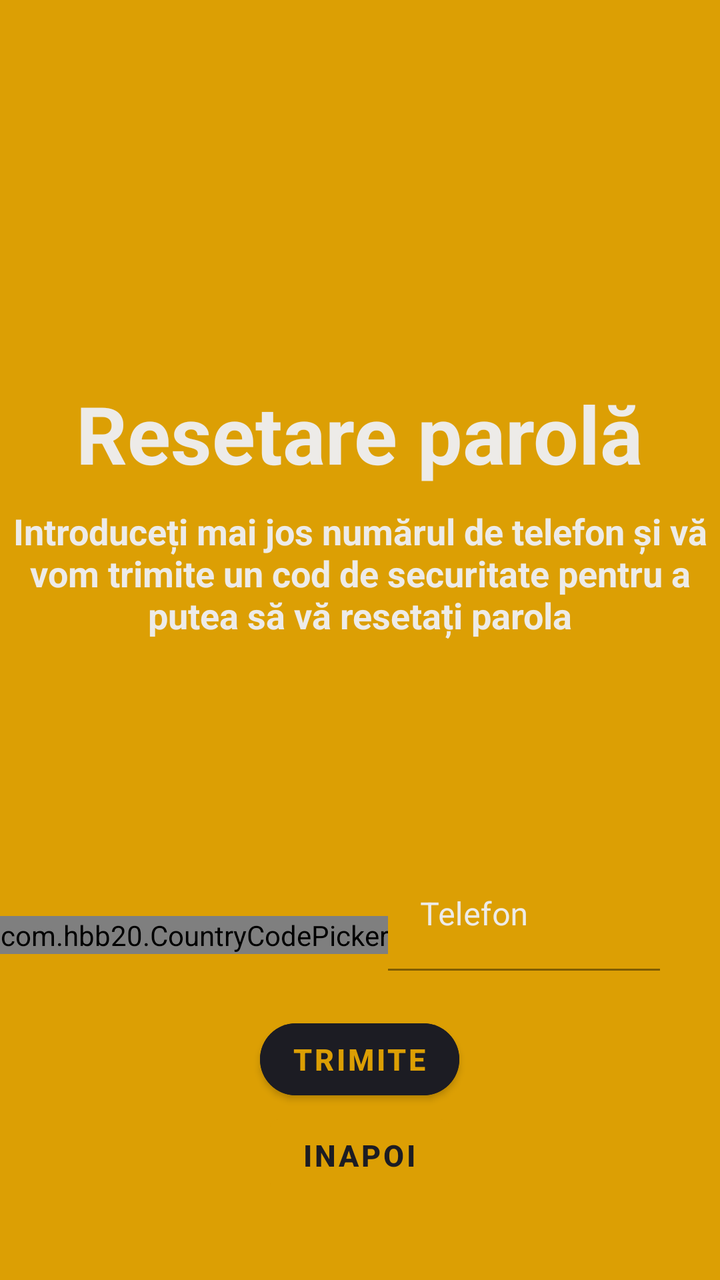
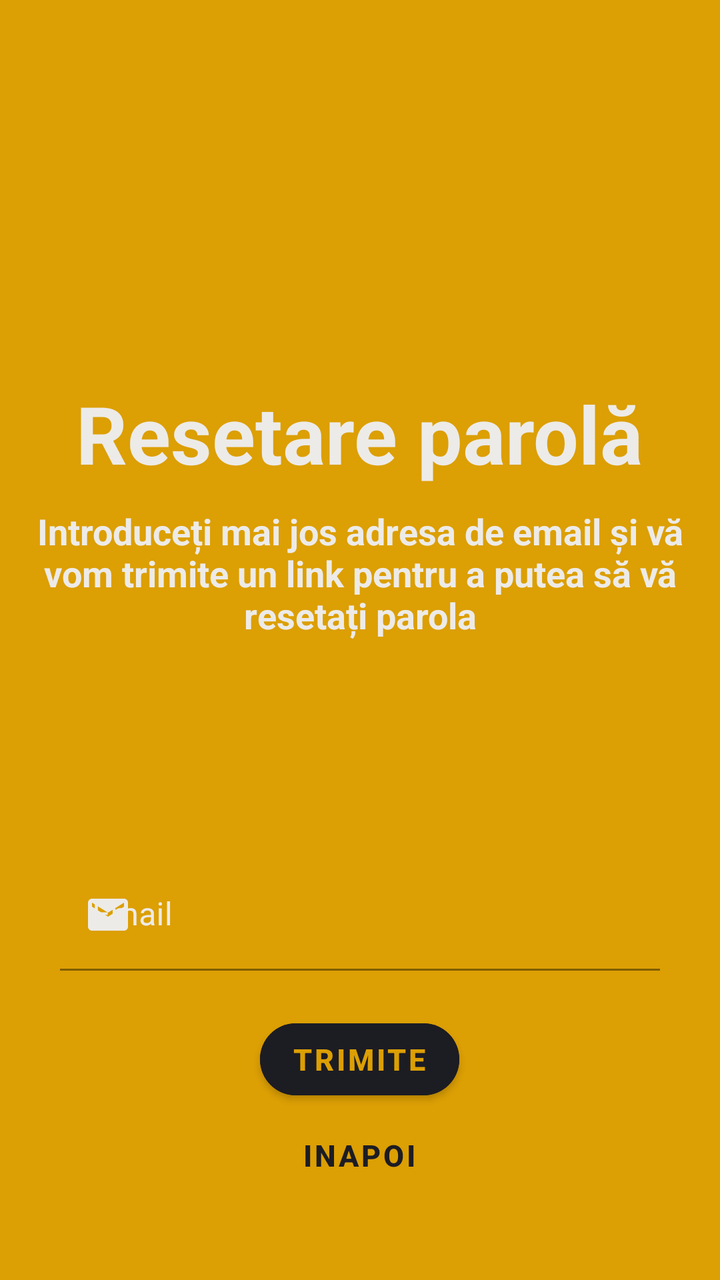

An Android layout rendered at two revisions. The XML below is the earlier revision; the diff shows what the commit changed to produce the second picture.
<!-- AndroidManifest.xml: application theme Theme.Login -->
<!-- res/layout/fragment_forgot_password.xml -->
<?xml version="1.0" encoding="utf-8"?>
<RelativeLayout xmlns:android="http://schemas.android.com/apk/res/android"
    xmlns:app="http://schemas.android.com/apk/res-auto"
    xmlns:tools="http://schemas.android.com/tools"
    android:layout_width="match_parent"
    android:layout_height="match_parent"
    android:background="@color/darkYellow"
    tools:context=".ForgotPasswordFragment">

    <TextView
        android:id="@+id/forgotPasswordTextView"
        android:layout_width="wrap_content"
        android:layout_height="wrap_content"
        android:layout_centerHorizontal="true"
        android:layout_marginTop="190dp"
        android:layout_marginBottom="10dp"
        android:text="Resetare parolă"
        android:textColor="@color/desertStorm"
        android:textSize="40sp"
        android:textStyle="bold" />

    <TextView
        android:id="@+id/descriptionTextView"
        android:layout_width="wrap_content"
        android:layout_height="wrap_content"
        android:layout_below="@id/forgotPasswordTextView"
        android:layout_marginBottom="10dp"
        android:text="Introduceți mai jos numărul de telefon și vă vom trimite un cod de securitate pentru a putea să vă resetați parola"
        android:textAlignment="center"
        android:textColor="@color/desertStorm"
        android:textSize="18sp"
        android:textStyle="bold" />

    <LinearLayout
        android:id="@+id/phone"
        android:layout_width="match_parent"
        android:layout_height="wrap_content"
        android:layout_below="@id/descriptionTextView"
        android:layout_marginTop="100dp"

        android:gravity="center_vertical">

        <com.hbb20.CountryCodePicker
            android:id="@+id/ccp"
            android:layout_width="wrap_content"
            android:layout_height="wrap_content"
            app:ccpDialog_backgroundColor="@color/black"
            app:ccpDialog_fastScroller_bubbleColor="@color/desertStorm"
            app:ccpDialog_fastScroller_bubbleTextAppearance="@style/bubbleText"
            app:ccpDialog_fastScroller_handleColor="@color/desertStorm"
            app:ccpDialog_showCloseIcon="true"
            app:ccpDialog_textColor="@color/desertStorm"
            app:ccp_autoDetectCountry="true"
            app:ccp_autoFormatNumber="true"
            app:ccp_countryPreference="ro"
            app:ccp_defaultNameCode="ro"
            app:ccp_showNameCode="false" />

        <com.google.android.material.textfield.TextInputLayout
            android:id="@+id/forgotPasswordPhone"
            android:layout_width="match_parent"
            android:layout_height="wrap_content"
            android:layout_marginRight="30dp"
            android:backgroundTint="@color/desertStorm"
            android:hint="Telefon"
            android:textColor="@color/desertStorm"
            android:textColorHint="@color/desertStorm"
            android:textSize="15sp"
            app:errorEnabled="true">

            <com.google.android.material.textfield.TextInputEditText
                android:layout_width="match_parent"
                android:layout_height="wrap_content"
                android:background="@color/darkYellow"
                android:inputType="phone" />

        </com.google.android.material.textfield.TextInputLayout>
    </LinearLayout>

    <Button
        android:id="@+id/submitButton"
        android:layout_width="wrap_content"
        android:layout_height="wrap_content"
        android:layout_below="@id/phone"
        android:layout_centerHorizontal="true"
        android:backgroundTint="@color/blackRussian"
        android:text="Trimite"
        android:textColor="@color/darkYellow"
        android:textSize="15sp"
        android:textStyle="bold"
        app:cornerRadius="20dp" />

    <Button
        android:id="@+id/backToLogin"
        android:layout_width="wrap_content"
        android:layout_height="wrap_content"
        android:layout_below="@id/submitButton"
        android:layout_centerHorizontal="true"
        android:backgroundTint="@color/darkYellow"
        android:outlineSpotShadowColor="@color/darkYellow"
        android:text="INAPOI"
        android:textColor="@color/blackRussian"
        android:textSize="15sp"
        android:textStyle="bold" />

    <TextView
        android:id="@+id/Test"
        android:layout_width="wrap_content"
        android:layout_height="wrap_content"
        android:layout_below="@id/backToLogin"
        android:layout_centerHorizontal="true"
        android:layout_marginBottom="10dp"
        android:textAlignment="center"
        android:textColor="@color/desertStorm"
        android:textSize="18sp"
        android:textStyle="bold" />

</RelativeLayout>
<!-- resources referenced by this layout -->
<resources>
  <color name="black">#FF000000</color>
  <color name="blackRussian">#1c1c23</color>
  <color name="darkYellow">#dc9f04</color>
  <color name="desertStorm">#edebe8</color>
  <style name="bubbleText">
          <item name="android:textColor">#000000</item>
      </style>
  <style name="Theme.Login" parent="Theme.MaterialComponents.DayNight.NoActionBar">
          
          <item name="colorPrimary">@color/purple_500</item>
          <item name="colorPrimaryVariant">@color/darkYellow</item>
          <item name="colorOnPrimary">@color/white</item>
          
          <item name="colorSecondary">@color/teal_200</item>
          <item name="colorSecondaryVariant">@color/teal_700</item>
          <item name="colorOnSecondary">@color/black</item>
          
          <item name="android:statusBarColor">?attr/colorPrimaryVariant</item>
          
      </style>
  <color name="purple_500">#FF6200EE</color>
  <color name="white">#FFFFFFFF</color>
  <color name="teal_200">#FF03DAC5</color>
  <color name="teal_700">#FF018786</color>
</resources>

<!-- the commit's change to res/layout/fragment_forgot_password.xml (unified diff, before → after) -->
@@ -25,63 +25,42 @@
         android:layout_height="wrap_content"
         android:layout_below="@id/forgotPasswordTextView"
         android:layout_marginBottom="10dp"
-        android:text="Introduceți mai jos numărul de telefon și vă vom trimite un cod de securitate pentru a putea să vă resetați parola"
+        android:text="Introduceți mai jos adresa de email și vă vom trimite un link pentru a putea să vă resetați parola"
         android:textAlignment="center"
         android:textColor="@color/desertStorm"
         android:textSize="18sp"
         android:textStyle="bold" />
 
-    <LinearLayout
-        android:id="@+id/phone"
+    <com.google.android.material.textfield.TextInputLayout
+        android:id="@+id/forgotPasswordEmail"
         android:layout_width="match_parent"
         android:layout_height="wrap_content"
         android:layout_below="@id/descriptionTextView"
         android:layout_marginTop="100dp"
+        android:layout_marginLeft="30dp"
+        android:layout_marginRight="30dp"
+        android:backgroundTint="@color/desertStorm"
+        android:hint="@string/email"
+        android:textColor="@color/desertStorm"
+        android:textColorHint="@color/desertStorm"
+        android:textSize="15sp"
+        app:startIconDrawable="@drawable/email_icon"
+        app:startIconTint="@color/desertStorm"
+        app:errorEnabled="true">
 
-        android:gravity="center_vertical">
-
-        <com.hbb20.CountryCodePicker
-            android:id="@+id/ccp"
-            android:layout_width="wrap_content"
-            android:layout_height="wrap_content"
-            app:ccpDialog_backgroundColor="@color/black"
-            app:ccpDialog_fastScroller_bubbleColor="@color/desertStorm"
-            app:ccpDialog_fastScroller_bubbleTextAppearance="@style/bubbleText"
-            app:ccpDialog_fastScroller_handleColor="@color/desertStorm"
-            app:ccpDialog_showCloseIcon="true"
-            app:ccpDialog_textColor="@color/desertStorm"
-            app:ccp_autoDetectCountry="true"
-            app:ccp_autoFormatNumber="true"
-            app:ccp_countryPreference="ro"
-            app:ccp_defaultNameCode="ro"
-            app:ccp_showNameCode="false" />
-
-        <com.google.android.material.textfield.TextInputLayout
-            android:id="@+id/forgotPasswordPhone"
+        <com.google.android.material.textfield.TextInputEditText
             android:layout_width="match_parent"
             android:layout_height="wrap_content"
-            android:layout_marginRight="30dp"
-            android:backgroundTint="@color/desertStorm"
-            android:hint="Telefon"
-            android:textColor="@color/desertStorm"
-            android:textColorHint="@color/desertStorm"
-            android:textSize="15sp"
-            app:errorEnabled="true">
+            android:background="@color/darkYellow"
+            android:inputType="textEmailAddress" />
+    </com.google.android.material.textfield.TextInputLayout>
 
-            <com.google.android.material.textfield.TextInputEditText
-                android:layout_width="match_parent"
-                android:layout_height="wrap_content"
-                android:background="@color/darkYellow"
-                android:inputType="phone" />
-
-        </com.google.android.material.textfield.TextInputLayout>
-    </LinearLayout>
 
     <Button
-        android:id="@+id/submitButton"
+        android:id="@+id/submitBtn"
         android:layout_width="wrap_content"
         android:layout_height="wrap_content"
-        android:layout_below="@id/phone"
+        android:layout_below="@id/forgotPasswordEmail"
         android:layout_centerHorizontal="true"
         android:backgroundTint="@color/blackRussian"
         android:text="Trimite"
@@ -91,10 +70,10 @@
         app:cornerRadius="20dp" />
 
     <Button
-        android:id="@+id/backToLogin"
+        android:id="@+id/backToLoginBtn"
         android:layout_width="wrap_content"
         android:layout_height="wrap_content"
-        android:layout_below="@id/submitButton"
+        android:layout_below="@id/submitBtn"
         android:layout_centerHorizontal="true"
         android:backgroundTint="@color/darkYellow"
         android:outlineSpotShadowColor="@color/darkYellow"
@@ -103,16 +82,4 @@
         android:textSize="15sp"
         android:textStyle="bold" />
 
-    <TextView
-        android:id="@+id/Test"
-        android:layout_width="wrap_content"
-        android:layout_height="wrap_content"
-        android:layout_below="@id/backToLogin"
-        android:layout_centerHorizontal="true"
-        android:layout_marginBottom="10dp"
-        android:textAlignment="center"
-        android:textColor="@color/desertStorm"
-        android:textSize="18sp"
-        android:textStyle="bold" />
-
 </RelativeLayout>
<!-- resource entries referenced after the edit -->
@@ -4,9 +4,13 @@
   <color name="blackRussian">#1c1c23</color>
   <color name="darkYellow">#dc9f04</color>
   <color name="desertStorm">#edebe8</color>
-  <style name="bubbleText">
-          <item name="android:textColor">#000000</item>
-      </style>
+  <!-- drawable email_icon (drawable) -->
+  <vector android:height="24dp" android:tint="#FFFFFF"
+      android:viewportHeight="24" android:viewportWidth="24"
+      android:width="24dp" xmlns:android="http://schemas.android.com/apk/res/android">
+      <path android:fillColor="@android:color/white" android:pathData="M20,4L4,4c-1.1,0 -1.99,0.9 -1.99,2L2,18c0,1.1 0.9,2 2,2h16c1.1,0 2,-0.9 2,-2L22,6c0,-1.1 -0.9,-2 -2,-2zM20,8l-8,5 -8,-5L4,6l8,5 8,-5v2z"/>
+  </vector>
+  <string name="email">Email</string>
   <style name="Theme.Login" parent="Theme.MaterialComponents.DayNight.NoActionBar">
           
           <item name="colorPrimary">@color/purple_500</item>
